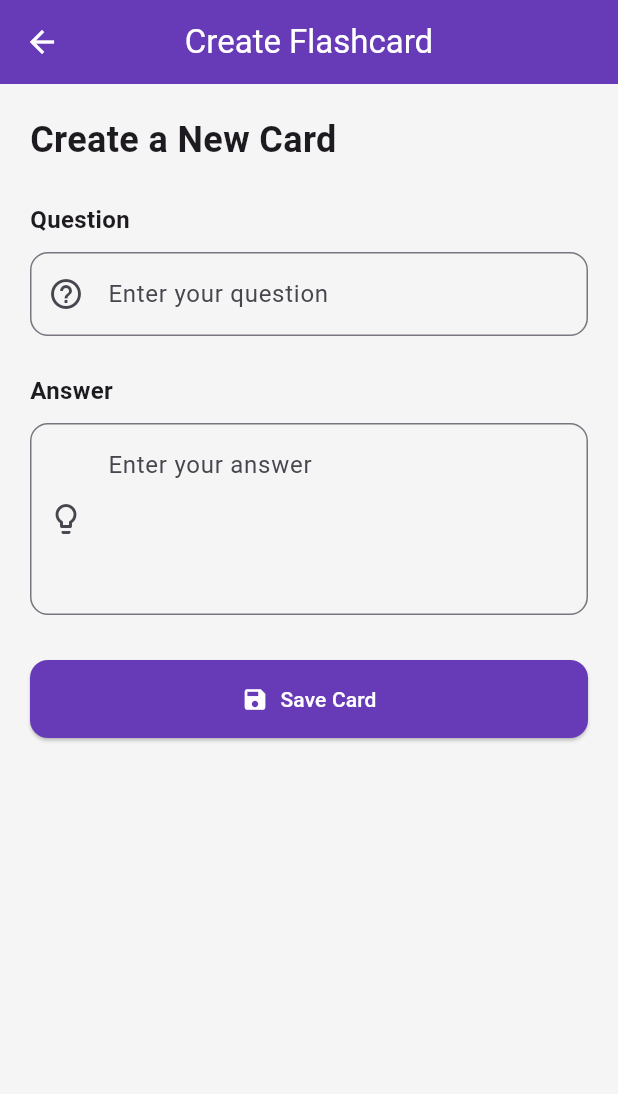
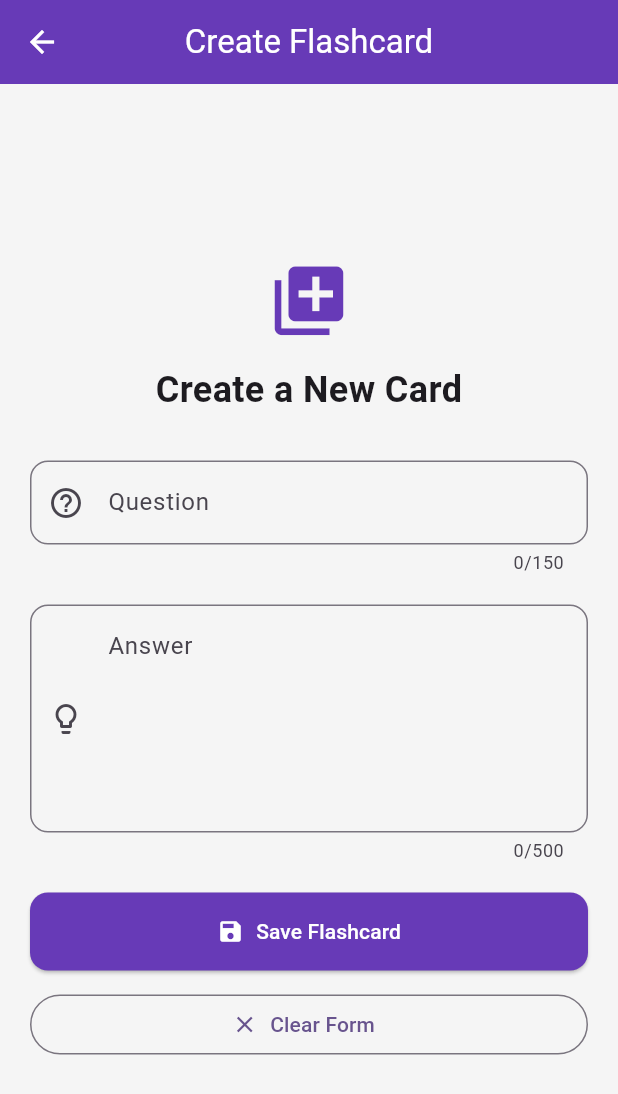
Before and after one commit to snehitha-coder/Study-Card-app, a Flutter app: the AddCardPage screen opened by its route, on a phone screen of 412 x 824 dp. Shown: the top 1094 px of the screen. Run offline on Flutter 3.47's test engine with Material 3 defaults, Android fonts, the phone set to English and light mode, and no system bars.

Commit message:
Improve flashcard input form

```diff
--- a/lib/add_card_page.dart
+++ b/lib/add_card_page.dart
@@ -26,6 +26,11 @@ class _AddCardPageState extends State<AddCardPage> {
     super.dispose();
   }
 
+  void clearForm() {
+    questionController.clear();
+    answerController.clear();
+  }
+
   void saveCard() {
     final question = questionController.text.trim();
     final answer = answerController.text.trim();
@@ -39,15 +44,13 @@ class _AddCardPageState extends State<AddCardPage> {
       return;
     }
 
-    final Flashcard newCard = Flashcard(
+    final newCard = Flashcard(
       question: question,
       answer: answer,
     );
 
-    // Add the card to shared Provider state.
     context.read<FlashcardProvider>().addCard(newCard);
 
-    // Return to the dashboard.
     Navigator.pop(context, true);
   }
 
@@ -56,83 +59,87 @@ class _AddCardPageState extends State<AddCardPage> {
     return Scaffold(
       appBar: AppBar(
         title: const Text('Create Flashcard'),
-        backgroundColor: Colors.deepPurple,
-        foregroundColor: Colors.white,
       ),
-      body: SingleChildScrollView(
+
+      body: Center(
+        child: ConstrainedBox(
+          constraints: const BoxConstraints(maxWidth: 650),
+          child: SingleChildScrollView(
             padding: const EdgeInsets.all(20),
             child: Column(
-          crossAxisAlignment: CrossAxisAlignment.start,
+              crossAxisAlignment: CrossAxisAlignment.stretch,
               children: [
+                const Icon(
+                  Icons.library_add,
+                  size: 55,
+                  color: Colors.deepPurple,
+                ),
+
+                const SizedBox(height: 15),
+
                 const Text(
                   'Create a New Card',
+                  textAlign: TextAlign.center,
                   style: TextStyle(
                     fontSize: 24,
                     fontWeight: FontWeight.bold,
                   ),
                 ),
-            const SizedBox(height: 25),
 
-            const Text(
-              'Question',
-              style: TextStyle(
-                fontWeight: FontWeight.bold,
-                fontSize: 16,
-              ),
-            ),
-            const SizedBox(height: 10),
+                const SizedBox(height: 30),
 
+                // Question field
                 TextField(
                   controller: questionController,
+                  maxLength: 150,
                   decoration: InputDecoration(
+                    labelText: 'Question',
                     hintText: 'Enter your question',
+                    prefixIcon: const Icon(Icons.help_outline),
                     border: OutlineInputBorder(
                       borderRadius: BorderRadius.circular(12),
                     ),
-                prefixIcon: const Icon(Icons.help_outline),
                   ),
                 ),
 
-            const SizedBox(height: 25),
+                const SizedBox(height: 20),
 
-            const Text(
-              'Answer',
-              style: TextStyle(
-                fontWeight: FontWeight.bold,
-                fontSize: 16,
-              ),
-            ),
-            const SizedBox(height: 10),
-
+                // Answer field
                 TextField(
                   controller: answerController,
-              maxLines: 4,
+                  maxLength: 500,
+                  maxLines: 5,
                   decoration: InputDecoration(
+                    labelText: 'Answer',
                     hintText: 'Enter your answer',
+                    alignLabelWithHint: true,
+                    prefixIcon: const Icon(Icons.lightbulb_outline),
                     border: OutlineInputBorder(
                       borderRadius: BorderRadius.circular(12),
                     ),
-                prefixIcon: const Icon(Icons.lightbulb_outline),
-                alignLabelWithHint: true,
                   ),
                 ),
 
-            const SizedBox(height: 30),
+                const SizedBox(height: 20),
 
-            SizedBox(
-              width: double.infinity,
-              child: ElevatedButton.icon(
+                // Save button
+                ElevatedButton.icon(
                   onPressed: saveCard,
                   icon: const Icon(Icons.save),
-                label: const Text('Save Card'),
-                style: ElevatedButton.styleFrom(
-                  backgroundColor: Colors.deepPurple,
-                  foregroundColor: Colors.white,
-                  padding: const EdgeInsets.all(16),
+                  label: const Text('Save Flashcard'),
+                ),
+
+                const SizedBox(height: 12),
+
+                // Clear button
+                OutlinedButton.icon(
+                  onPressed: clearForm,
+                  icon: const Icon(Icons.clear),
+                  label: const Text('Clear Form'),
+                ),
+              ],
             ),
           ),
-            ),
-          ],
         ),
       ),
     );
```
Lines whose indentation alone changed are shown as unchanged.
